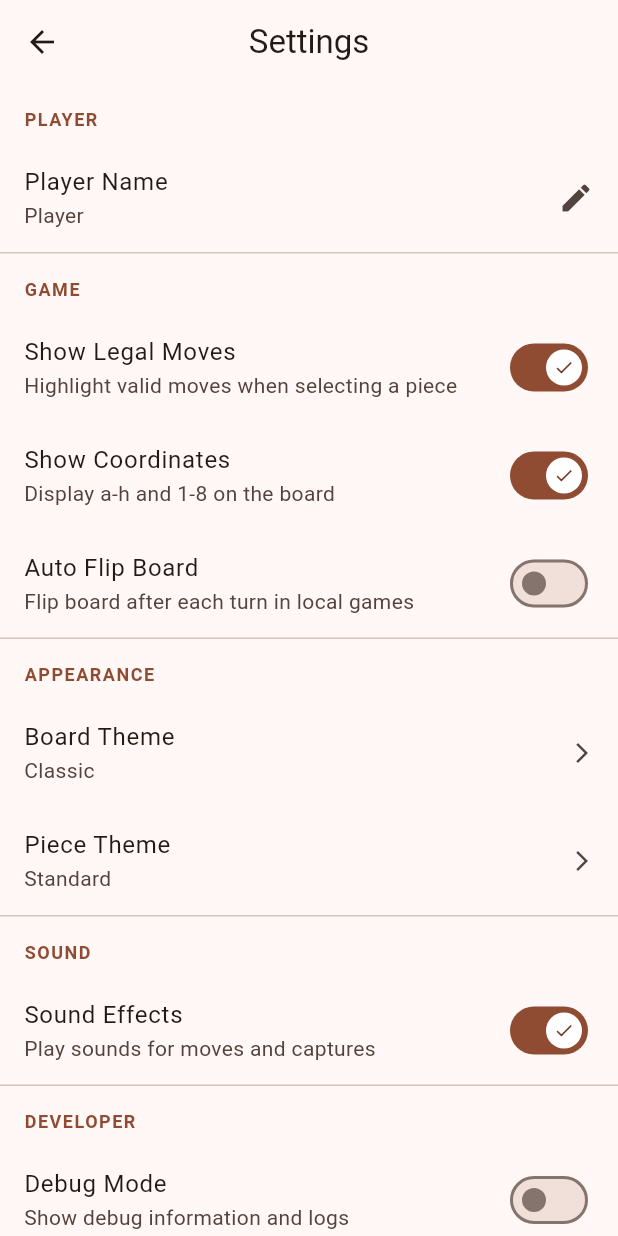
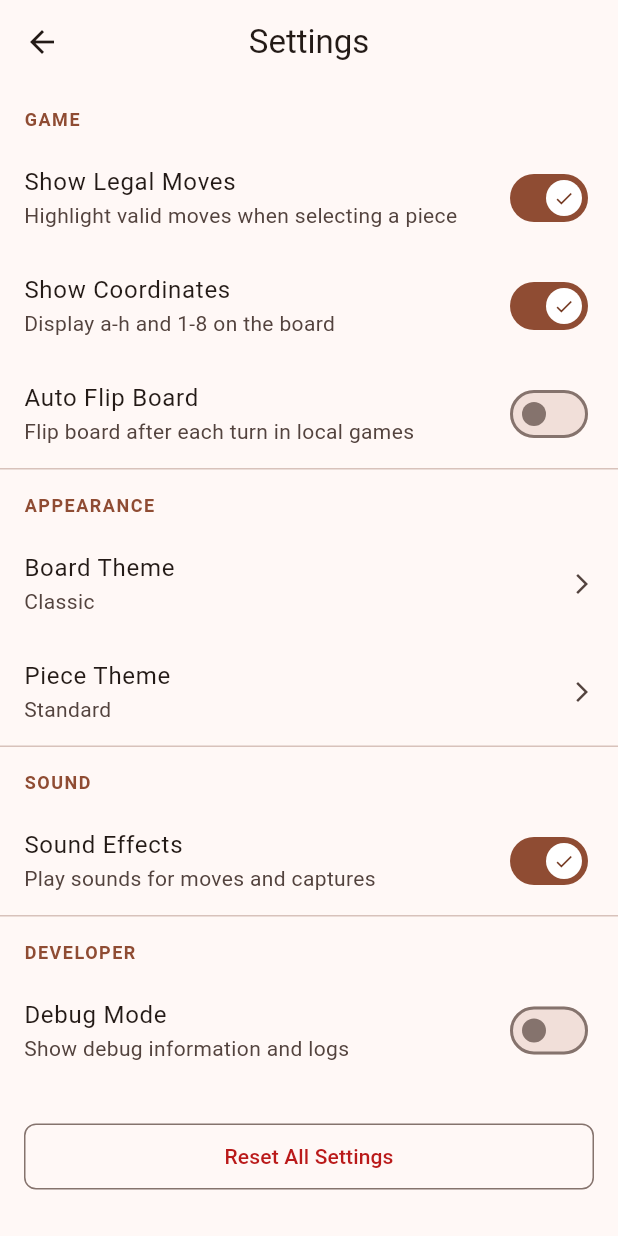
Before and after one commit to KaitoJD/btchess, a Flutter app: the screen it shows after launch, after a tap on "Settings", on a phone screen of 412 x 824 dp. Run offline on Flutter 3.47's test engine with Material 3 defaults, Android fonts, the phone set to English and light mode, and no system bars; our stand-ins replace audioplayers, equatable, flutter_blue_plus, flutter_riverpod, flutter_svg, hive and 3 more; missing offline and left inert: dartchess; accounts and stored records are empty; generated files the repository leaves out were written again.

Commit message:
refactor: remove player name from settings menu

```diff
--- a/lib/application/controllers/settings_controller.dart
+++ b/lib/application/controllers/settings_controller.dart
@@ -3,8 +3,9 @@ import '../../infrastructure/persistence/settings_repository.dart';
 import '../states/settings_state.dart';
 
 class SettingsController extends StateNotifier<SettingsState> {
-
-  SettingsController({required SettingsRepository repository}) : _repository = repository, super(const SettingsState());
+  SettingsController({required SettingsRepository repository})
+    : _repository = repository,
+      super(const SettingsState());
 
   final SettingsRepository _repository;
 
@@ -18,7 +19,6 @@ class SettingsController extends StateNotifier<SettingsState> {
       final boardTheme = await _repository.getBoardTheme();
       final pieceTheme = await _repository.getPieceTheme();
       final debugMode = await _repository.getDebugMode();
-      final playerName = await _repository.getPlayerName();
       final autoFlipBoard = await _repository.getAutoFlipBoard();
 
       state = SettingsState(
@@ -28,7 +28,6 @@ class SettingsController extends StateNotifier<SettingsState> {
         boardTheme: boardTheme,
         pieceTheme: pieceTheme,
         debugMode: debugMode,
-        playerName: playerName,
         autoFlipBoard: autoFlipBoard,
         isLoaded: true,
       );
@@ -101,14 +100,6 @@ class SettingsController extends StateNotifier<SettingsState> {
     await _repository.setDebugMode(value: value);
   }
 
-  Future<void> setPlayerName(String name) async {
-    final trimmed = name.trim();
-    if (trimmed.isEmpty) return;
-    state = state.copyWith(playerName: trimmed);
-
-    await _repository.setPlayerName(trimmed);
-  }
-
   Future<void> toggleAutoFlipBoard() async {
     final newValue = !state.autoFlipBoard;
     state = state.copyWith(autoFlipBoard: newValue);
--- a/lib/infrastructure/persistence/settings_repository.dart
+++ b/lib/infrastructure/persistence/settings_repository.dart
@@ -1,4 +1,6 @@
 import 'package:shared_preferences/shared_preferences.dart';
+
+const String _deprecatedPlayerNameKey = 'player_name';
 
 abstract class SettingsKeys {
   static const String soundEnabled = 'sound_enabled';
@@ -7,7 +9,6 @@ abstract class SettingsKeys {
   static const String boardTheme = 'board_theme';
   static const String pieceTheme = 'piece_theme';
   static const String debugMode = 'debug_mode';
-  static const String playerName = 'player_name';
   static const String autoFlipBoard = 'auto_flip_board';
 }
 
@@ -143,18 +144,6 @@ class SettingsRepository {
     await prefs.setBool(SettingsKeys.debugMode, value);
   }
 
-  Future<String> getPlayerName() async {
-    final prefs = await _getPrefs();
-
-    return prefs.getString(SettingsKeys.playerName) ?? 'Player';
-  }
-
-  Future<void> setPlayerName(String name) async {
-    final prefs = await _getPrefs();
-
-    await prefs.setString(SettingsKeys.playerName, name);
-  }
-
   Future<bool> getAutoFlipBoard() async {
     final prefs = await _getPrefs();
 
@@ -175,7 +164,6 @@ class SettingsRepository {
       SettingsKeys.boardTheme: await getBoardTheme(),
       SettingsKeys.pieceTheme: await getPieceTheme(),
       SettingsKeys.debugMode: await getDebugMode(),
-      SettingsKeys.playerName: await getPlayerName(),
       SettingsKeys.autoFlipBoard: await getAutoFlipBoard(),
     };
   }
@@ -189,7 +177,7 @@ class SettingsRepository {
     await prefs.remove(SettingsKeys.boardTheme);
     await prefs.remove(SettingsKeys.pieceTheme);
     await prefs.remove(SettingsKeys.debugMode);
-    await prefs.remove(SettingsKeys.playerName);
+    await prefs.remove(_deprecatedPlayerNameKey);
     await prefs.remove(SettingsKeys.autoFlipBoard);
   }
 }
--- a/lib/presentation/screens/settings_screen.dart
+++ b/lib/presentation/screens/settings_screen.dart
@@ -14,22 +14,15 @@ class SettingsScreen extends ConsumerWidget {
     final theme = Theme.of(context);
 
     return Scaffold(
-      appBar: AppBar(
-        title: const Text('Settings'),
-        centerTitle: true,
-      ),
+      appBar: AppBar(title: const Text('Settings'), centerTitle: true),
       body: ListView(
         children: [
-          const _SectionHeader(title: 'Player'),
-          _NameTile(
-            name: settings.playerName,
-            onChanged: (name) => controller.setPlayerName(name),
-          ),
-          const Divider(),
           const _SectionHeader(title: 'Game'),
           SwitchListTile(
             title: const Text('Show Legal Moves'),
-            subtitle: const Text('Highlight valid moves when selecting a piece'),
+            subtitle: const Text(
+              'Highlight valid moves when selecting a piece',
+            ),
             value: settings.showLegalMoves,
             onChanged: (value) => controller.setShowLegalMoves(value: value),
           ),
@@ -97,18 +90,23 @@ class SettingsScreen extends ConsumerWidget {
               ),
             ),
           ),
-          const SizedBox(height: 16)
+          const SizedBox(height: 16),
         ],
       ),
     );
   }
 
-  Future<void> _showResetDialog(BuildContext context, dynamic controller) async {
+  Future<void> _showResetDialog(
+    BuildContext context,
+    dynamic controller,
+  ) async {
     final confirmed = await showDialog<bool>(
       context: context,
       builder: (context) => AlertDialog(
         title: const Text('Reset Settings'),
-        content: const Text('This will reset all settings to their default values.'),
+        content: const Text(
+          'This will reset all settings to their default values.',
+        ),
         actions: [
           TextButton(
             onPressed: () => Navigator.of(context).pop(false),
@@ -148,60 +146,6 @@ class _SectionHeader extends StatelessWidget {
         ),
       ),
     );
-  }
-}
-
-class _NameTile extends StatelessWidget {
-  const _NameTile({
-    required this.name,
-    required this.onChanged,
-  });
-
-  final String name;
-  final ValueChanged<String> onChanged;
-
-  @override
-  Widget build(BuildContext context) {
-    return ListTile(
-      title: const Text('Player Name'),
-      subtitle: Text(name),
-      trailing: const Icon(Icons.edit),
-      onTap: () => _showNameDialog(context),
-    );
-  }
-
-  Future<void> _showNameDialog(BuildContext context) async {
-    final controller = TextEditingController(text: name);
-
-    final newName = await showDialog(
-      context: context,
-      builder: (context) => AlertDialog(
-        title: const Text('Player Name'),
-        content: TextField(
-          controller: controller,
-          autofocus: true,
-          decoration: const InputDecoration(
-            hintText: 'Enter your name',
-          ),
-          textCapitalization: TextCapitalization.words,
-          onSubmitted: (value) => Navigator.of(context).pop(value),
-        ),
-        actions: [
-          TextButton(
-            onPressed: () => Navigator.of(context).pop(),
-            child: const Text('Cancel'),
-          ),
-          FilledButton(
-            onPressed: () => Navigator.of(context).pop(controller.text),
-            child: const Text('Save'),
-          ),
-        ],
-      ),
-    );
-
-    if (newName != null && newName.isNotEmpty) {
-      onChanged(newName);
-    }
   }
 }
 
@@ -245,7 +189,8 @@ class _ThemeSelector<T extends Enum> extends StatelessWidget {
                     Icons.check,
                     color: Theme.of(context).colorScheme.primary,
                   )
-                else const SizedBox(width: 24),
+                else
+                  const SizedBox(width: 24),
                 const SizedBox(width: 12),
                 Text(getLabel(v)),
               ],
```
Also changed, not shown: lib/application/providers/settings_provider.dart (+5 -8 lines), lib/application/states/settings_state.dart (+2 -7 lines). Lines whose indentation alone changed are shown as unchanged.
